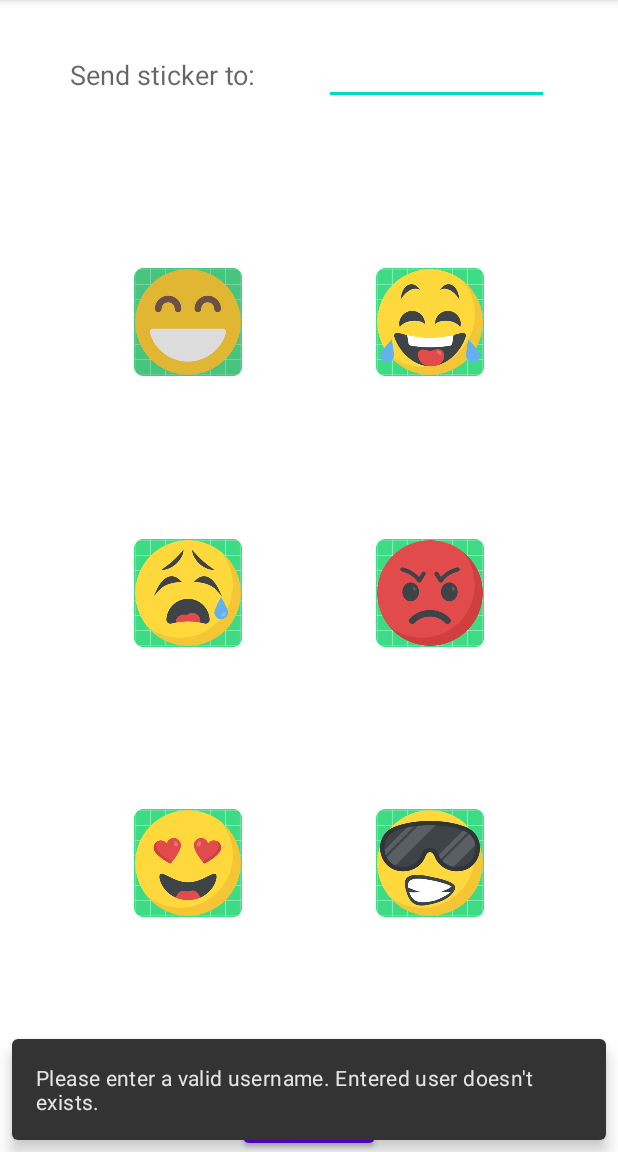
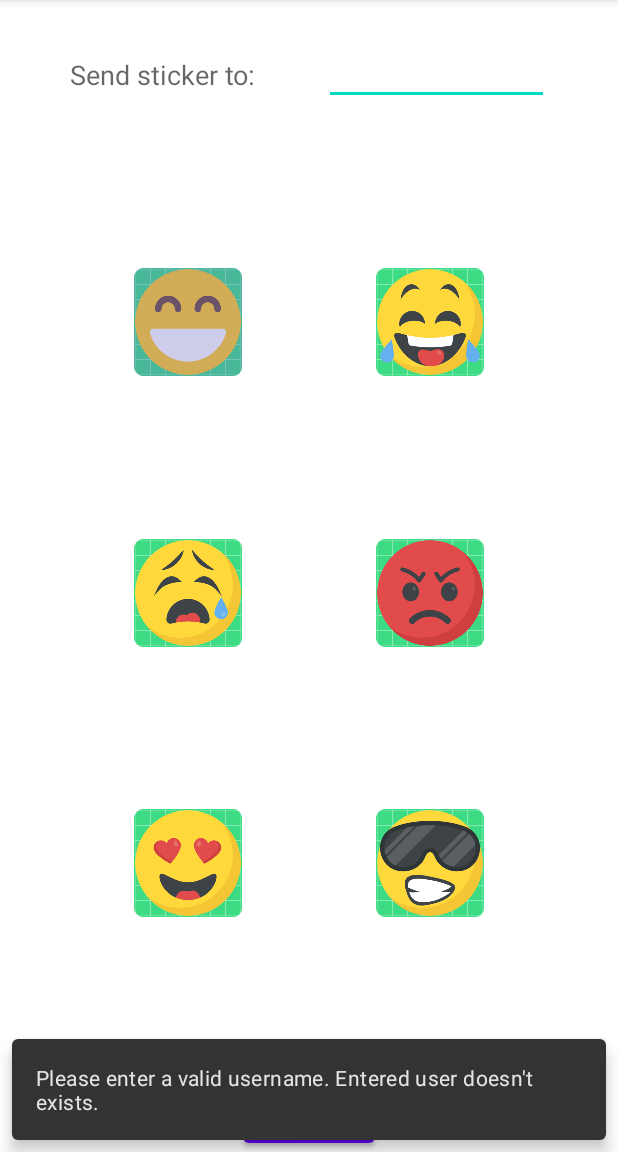
Before and after one commit to AshwinKAshok/emoji-chat-android-app, an Android app: the SendMessageActivity screen opened directly, with no data from a screen before it, after a tap on an icon or button, on a phone screen of 412 x 824 dp, the part 84-1236 px from its top. Run offline under Robolectric (Android 15) with nearby library versions, the phone set to English and light mode, and no system bars; our stand-ins replace Firebase (no records; nobody signed in at launch, a user with empty details on screens opened directly); 1 other tap on this screen came first.

```diff
--- a/app/src/main/java/edu/neu/madcourse/emoji_chat/activities/SendMessageActivity.java
+++ b/app/src/main/java/edu/neu/madcourse/emoji_chat/activities/SendMessageActivity.java
@@ -6,6 +6,7 @@ import android.graphics.Color;
 import android.os.Bundle;
 import android.util.Log;
 import android.view.View;
+import android.view.ViewGroup;
 import android.widget.Button;
 import android.widget.ImageView;
 import android.widget.TextView;
@@ -42,7 +43,7 @@ public class SendMessageActivity extends AppCompatActivity implements View.OnCli
 
     ImageView selected_emoji;
 
-    private static final int HIGHLIGHT_COLOR = Color.argb(50, 100, 100, 100);
+    private static final int HIGHLIGHT_COLOR = Color.argb(75, 100, 100, 200);
     private static final int NON_HIGHLIGHT_COLOR = Color.argb(0, 0, 0, 0);
 
     @Override
@@ -171,5 +172,6 @@ public class SendMessageActivity extends AppCompatActivity implements View.OnCli
         }
         selected_emoji = findViewById(newSelectedEmojiId);
         selected_emoji.setColorFilter(HIGHLIGHT_COLOR);
+
     }
 }
```
Also changed, not shown: 3 other files.
